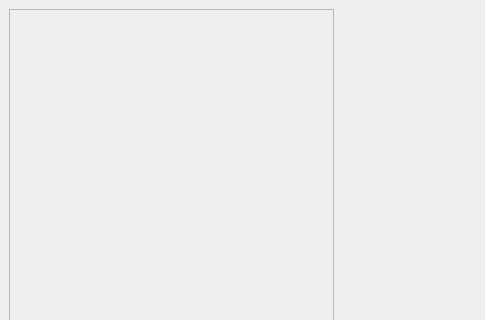
This is ToDoList/mainwindow.ui in msmahdinejad/To-Do-List as Qt 5 draws it before an edit; both pictures show x 0 to 485 and y 0 to 320 of the 1249 by 600 pixel window. The edited form follows.
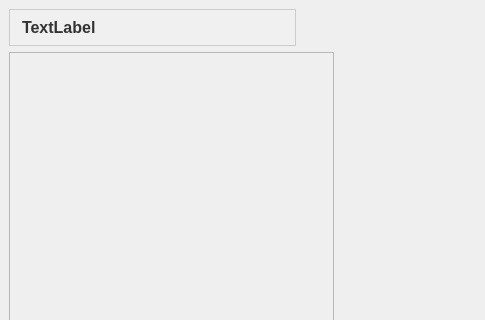
This is the edited form. Icons and pictures are not drawn.

```diff
--- a/ToDoList/mainwindow.ui
+++ b/ToDoList/mainwindow.ui
@@ -24,6 +24,82 @@
       <property name="sizeConstraint">
        <enum>QLayout::SetDefaultConstraint</enum>
       </property>
+      <item>
+       <layout class="QHBoxLayout" name="horizontalLayout_3">
+        <item>
+         <widget class="QLabel" name="label">
+          <property name="styleSheet">
+           <string notr="true">QLabel {
+    background-color: #f0f0f0; /* Background color */
+    color: #333333; /* Text color */
+    border: 1px solid #cccccc; /* Border with light gray color */
+    padding: 8px; /* Padding inside the label */
+    font-size: 16px; /* Font size */
+    font-weight: bold; /* Bold text */
+    text-align: center; /* Text alignment */
+}
+
+QLabel:hover {
+    background-color: #e0e0e0; /* Darker background color on hover */
+}
+
+QLabel::disabled {
+    background-color: #f5f5f5; /* Lighter background color when disabled */
+    color: #999999; /* Lighter text color when disabled */
+    border: 1px solid #dddddd; /* Lighter border when disabled */
+}
+</string>
+          </property>
+          <property name="text">
+           <string>TextLabel</string>
+          </property>
+         </widget>
+        </item>
+        <item>
+         <widget class="QPushButton" name="pushButton">
+          <property name="minimumSize">
+           <size>
+            <width>32</width>
+            <height>32</height>
+           </size>
+          </property>
+          <property name="maximumSize">
+           <size>
+            <width>32</width>
+            <height>32</height>
+           </size>
+          </property>
+          <property name="styleSheet">
+           <string notr="true">QPushButton {
+    background-color:rgba(255, 255, 255, 0); /* Sets the background color */
+    color: white; /* Sets the text color */
+    border-radius: 2px; /* Rounds the corners */
+    padding: 9px; /* Adds padding */
+    font-size: 14px; /* Sets the font size */
+}
+
+QPushButton:hover {
+    background-color: rgba(255, 255, 255, 150); /* Changes background color on hover */
+}
+</string>
+          </property>
+          <property name="text">
+           <string/>
+          </property>
+          <property name="icon">
+           <iconset resource="im.qrc">
+            <normaloff>:/images/logout.png</normaloff>:/images/logout.png</iconset>
+          </property>
+          <property name="iconSize">
+           <size>
+            <width>30</width>
+            <height>30</height>
+           </size>
+          </property>
+         </widget>
+        </item>
+       </layout>
+      </item>
       <item>
        <widget class="QScrollArea" name="scrollArea">
         <property name="minimumSize">
@@ -47,7 +123,7 @@
            <x>0</x>
            <y>0</y>
            <width>323</width>
-           <height>523</height>
+           <height>477</height>
           </rect>
          </property>
         </widget>
```
